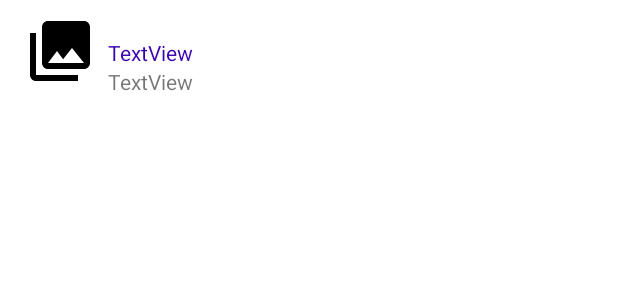
After one commit to key-ur/my-demo-samples, an Android app: the layout row_item.xml on its own in the app's theme, with its tools: preview values and no code run, on a phone screen of 412 x 824 dp. The commit adds this screen. Shown: the top 300 px of the screen. Run offline under Robolectric (Android 15) with nearby library versions, the phone set to English and light mode, and no system bars; network calls fail.

Commit message:
- row-item design #3 - data fetching from server using Volley - parsing data - loading data in Recyclerview - implemented on-click(onCheckChange) on 'isLiked' toggle button. - implemented successfully logic/code to use API-key without revealing in commit-code.

```diff
--- /dev/null
+++ b/app/src/main/res/drawable/ic_baseline_thumb_up_alt_24.xml
@@ -0,0 +1,5 @@
+<vector android:alpha="0.9" android:height="24dp" android:tint="#E72E2E"
+    android:viewportHeight="24" android:viewportWidth="24"
+    android:width="24dp" xmlns:android="http://schemas.android.com/apk/res/android">
+    <path android:fillColor="@android:color/white" android:pathData="M2,20h2c0.55,0 1,-0.45 1,-1v-9c0,-0.55 -0.45,-1 -1,-1L2,9v11zM21.83,12.88c0.11,-0.25 0.17,-0.52 0.17,-0.8L22,11c0,-1.1 -0.9,-2 -2,-2h-5.5l0.92,-4.65c0.05,-0.22 0.02,-0.46 -0.08,-0.66 -0.23,-0.45 -0.52,-0.86 -0.88,-1.22L14,2 7.59,8.41C7.21,8.79 7,9.3 7,9.83v7.84C7,18.95 8.05,20 9.34,20h8.11c0.7,0 1.36,-0.37 1.72,-0.97l2.66,-6.15z"/>
+</vector>
--- /dev/null
+++ b/app/src/main/res/layout/row_item.xml
@@ -0,0 +1,67 @@
+<?xml version="1.0" encoding="utf-8"?>
+<androidx.constraintlayout.widget.ConstraintLayout xmlns:android="http://schemas.android.com/apk/res/android"
+    xmlns:app="http://schemas.android.com/apk/res-auto"
+    xmlns:tools="http://schemas.android.com/tools"
+    android:layout_width="match_parent"
+    android:layout_height="wrap_content">
+
+    <ImageView
+        android:id="@+id/imgThumb"
+        android:layout_width="wrap_content"
+        android:layout_height="wrap_content"
+        android:minWidth="48dp"
+        android:minHeight="48dp"
+        app:barrierMargin="10dp"
+        app:layout_constraintBottom_toBottomOf="parent"
+        app:layout_constraintEnd_toEndOf="parent"
+        app:layout_constraintHorizontal_bias="0.044"
+        app:layout_constraintStart_toStartOf="parent"
+        app:layout_constraintTop_toTopOf="parent"
+        app:layout_constraintVertical_bias="0.499"
+        app:srcCompat="@drawable/ic_menu_gallery" />
+
+    <TextView
+        android:id="@+id/txtTitle"
+        android:layout_width="0dp"
+        android:layout_height="wrap_content"
+        android:layout_marginStart="8dp"
+        android:layout_marginTop="4dp"
+        android:layout_marginEnd="8dp"
+        android:text="TextView"
+        android:textColor="@color/purple_700"
+        app:layout_constraintBottom_toBottomOf="parent"
+        app:layout_constraintEnd_toStartOf="@+id/toggleButton"
+        app:layout_constraintHorizontal_bias="1.0"
+        app:layout_constraintStart_toEndOf="@+id/imgThumb"
+        app:layout_constraintTop_toTopOf="parent"
+        app:layout_constraintVertical_bias="0.478" />
+
+    <ToggleButton
+        android:id="@+id/toggleButtonLike"
+        android:layout_width="wrap_content"
+        android:layout_height="wrap_content"
+        android:layout_marginEnd="8dp"
+        android:background="@null"
+        android:checked="false"
+        android:rotationX="1"
+        android:textOn=""
+        android:textOff=""
+        app:layout_constraintBottom_toBottomOf="parent"
+        app:layout_constraintEnd_toEndOf="parent"
+        app:layout_constraintTop_toTopOf="parent" />
+
+    <TextView
+        android:id="@+id/txtDesc"
+        android:layout_width="0dp"
+        android:layout_height="wrap_content"
+        android:layout_marginStart="8dp"
+        android:layout_marginEnd="8dp"
+        android:layout_marginBottom="4dp"
+        android:text="TextView"
+        app:layout_constraintBottom_toBottomOf="parent"
+        app:layout_constraintEnd_toStartOf="@+id/toggleButtonLike"
+        app:layout_constraintHorizontal_bias="1.0"
+        app:layout_constraintStart_toEndOf="@+id/imgThumb"
+        app:layout_constraintTop_toBottomOf="@+id/txtTitle"
+        app:layout_constraintVertical_bias="0.031" />
+</androidx.constraintlayout.widget.ConstraintLayout>
```
Also changed, not shown: app/build.gradle (+14 -1 lines), app/src/main/AndroidManifest.xml (+9 -0 lines), app/src/main/java/code/keyur/mylistdemo/ui/slideshow/Field.kt (added, +20 -0 lines), app/src/main/java/code/keyur/mylistdemo/ui/slideshow/MyRecyclerViewAdapter.kt (added, +119 -0 lines), app/src/main/java/code/keyur/mylistdemo/ui/slideshow/MySampleData.kt (added, +107 -0 lines), app/src/main/java/code/keyur/mylistdemo/ui/slideshow/Record.kt (added, +22 -0 lines), app/src/main/java/code/keyur/mylistdemo/ui/slideshow/SlideshowFragment.kt (+47 -4 lines), app/src/main/java/code/keyur/mylistdemo/ui/slideshow/SlideshowViewModel.kt (+79 -4 lines), app/src/main/res/layout/fragment_slideshow.xml (+3 -5 lines), 2 other files.
